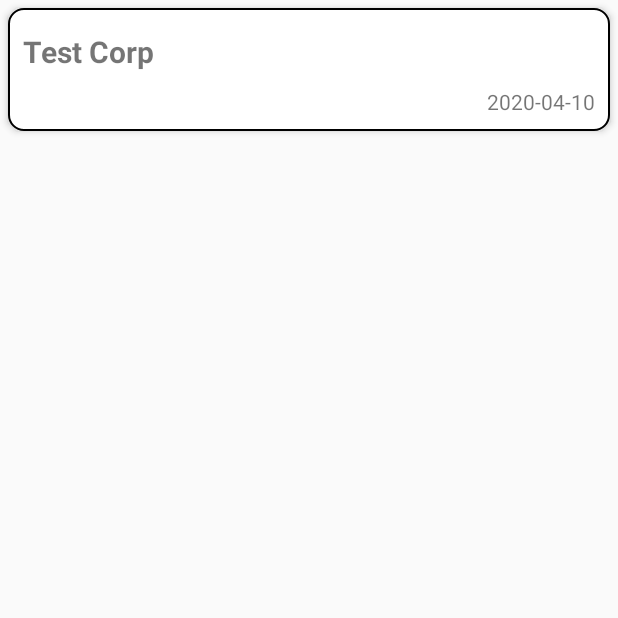
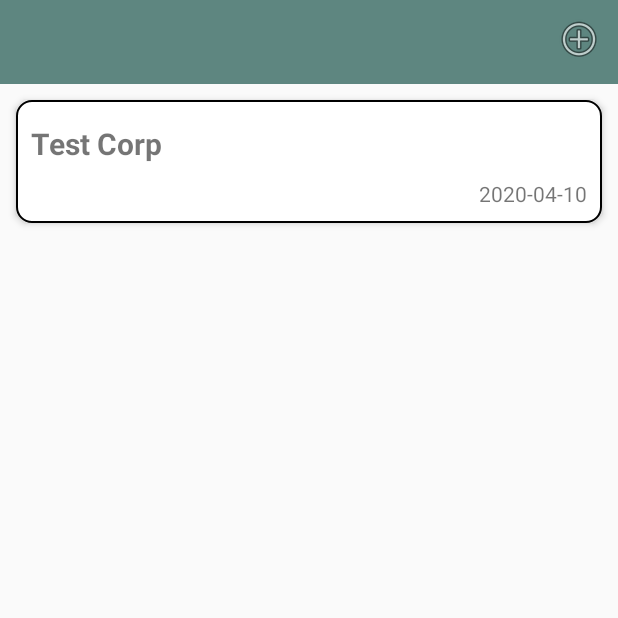
Before and after one commit to songmilee/weekand-farm, an Android app: the screen it shows after launch (CorpListActivity), on a phone screen of 412 x 824 dp, the top half of it. Run offline under Robolectric (Android 15) with nearby library versions, the phone set to English and light mode, and no system bars; our stand-ins replace data binding.

Commit message:
add ui layout

```diff
--- a/app/build.gradle
+++ b/app/build.gradle
@@ -1,4 +1,5 @@
 apply plugin: 'com.android.application'
+apply plugin: 'com.google.gms.google-services'
 
 android {
     compileSdkVersion 29
--- a/app/src/main/java/mi/song/weekand/farm/model/Corp.java
+++ b/app/src/main/java/mi/song/weekand/farm/model/Corp.java
@@ -2,6 +2,7 @@ package mi.song.weekand.farm.model;
 
 //재배 작물
 public class Corp {
+    Long id = -1L;
     String name;
     Long startDate;
     String[] imgList;
@@ -13,6 +14,10 @@ public class Corp {
         this.memo = memo;
 
         startDate = System.currentTimeMillis();
+    }
+
+    public Long getId() {
+        return id;
     }
 
     public String getName() {
--- a/app/src/main/java/mi/song/weekand/farm/ui/adapter/CorpListAdapter.java
+++ b/app/src/main/java/mi/song/weekand/farm/ui/adapter/CorpListAdapter.java
@@ -14,7 +14,6 @@ import androidx.recyclerview.widget.RecyclerView;
 
 import java.util.ArrayList;
 
-import mi.song.weekand.farm.R;
 import mi.song.weekand.farm.databinding.CorpItemBinding;
 import mi.song.weekand.farm.model.Corp;
 import mi.song.weekand.farm.ui.view.CorpDiaryActivity;
@@ -53,6 +52,7 @@ public class CorpListAdapter extends RecyclerView.Adapter<CorpListAdapter.CorpVH
 
     public class CorpVH extends RecyclerView.ViewHolder implements View.OnClickListener {
         CorpItemBinding binding;
+        Long id = -1L;
 
         public CorpVH(@NonNull CorpItemBinding corpItemBinding){
             super(corpItemBinding.getRoot());
@@ -63,12 +63,16 @@ public class CorpListAdapter extends RecyclerView.Adapter<CorpListAdapter.CorpVH
         public void bindView(Corp item){
             binding.corpItemCreate.setText(TimeUtils.parseLongTime(item.getStartDate()));
             binding.corpItemName.setText(item.getName());
+
+            id = item.getId();
         }
 
         @Override
         public void onClick(View v) {
             Intent intent = new Intent(activity, CorpDiaryActivity.class);
             intent.addFlags(Intent.FLAG_ACTIVITY_NEW_TASK);
+            intent.putExtra("corp_id", id);
+            intent.putExtra("corp_name", binding.corpItemName.getText());
             activity.startActivity(intent);
         }
     }
--- a/app/src/main/res/layout/activity_corp_list.xml
+++ b/app/src/main/res/layout/activity_corp_list.xml
@@ -12,12 +12,33 @@
     <LinearLayout
         android:layout_width="match_parent"
         android:layout_height="match_parent"
+        android:orientation="vertical"
         tools:context=".ui.view.CorpListActivity">
+
+        <androidx.appcompat.widget.Toolbar
+            android:layout_width="match_parent"
+            android:layout_height="?attr/actionBarSize"
+            android:background="@color/colorPrimary">
+            <RelativeLayout
+                android:layout_width="match_parent"
+                android:layout_height="match_parent">
+                <ImageButton
+                    android:id="@+id/corp_list_add_btn"
+                    android:layout_width="wrap_content"
+                    android:layout_height="wrap_content"
+                    android:background="@android:drawable/ic_menu_add"
+                    android:clickable="true"
+                    android:layout_alignParentEnd="true"
+                    android:layout_marginTop="10dp"
+                    android:layout_marginEnd="10dp"/>
+            </RelativeLayout>
+        </androidx.appcompat.widget.Toolbar>
 
         <androidx.recyclerview.widget.RecyclerView
             android:id="@+id/corp_list"
             android:layout_width="match_parent"
-            android:layout_height="match_parent"/>
+            android:layout_height="match_parent"
+            android:padding="5dp"/>
 
     </LinearLayout>
 
--- a/app/src/main/res/values/colors.xml
+++ b/app/src/main/res/values/colors.xml
@@ -1,8 +1,11 @@
 <?xml version="1.0" encoding="utf-8"?>
 <resources>
-    <color name="colorPrimary">#1f4f16</color>
-    <color name="colorPrimaryDark">#3700B3</color>
-    <color name="colorAccent">#6F4F28</color>
+    <!-- Theme color -->
+    <color name="colorPrimaryLight">#BACEB0</color>
+    <color name="colorPrimary">#5E8680</color>
+    <color name="colorPrimaryDark">#526767</color>
+    <color name="colorAccent">#F7F1C1</color>
+    <color name="colorAccentDark">#8F6A61</color>
 
     <color name="colorWhite">#ffffff</color>
     <color name="colorBlack">#000000</color>
--- a/build.gradle
+++ b/build.gradle
@@ -8,6 +8,7 @@ buildscript {
     }
     dependencies {
         classpath 'com.android.tools.build:gradle:3.6.1'
+        classpath 'com.google.gms:google-services:4.3.3'
         // NOTE: Do not place your application dependencies here; they belong
         // in the individual module build.gradle files
     }
```
Also changed, not shown: app/src/main/java/mi/song/weekand/farm/ui/view/CorpDiaryActivity.java (+18 -0 lines), app/src/main/res/drawable/ic_arrow_back_24dp.xml (added, +10 -0 lines), app/src/main/res/layout/activity_corp_diary.xml (+19 -1 lines), 1 other file.
